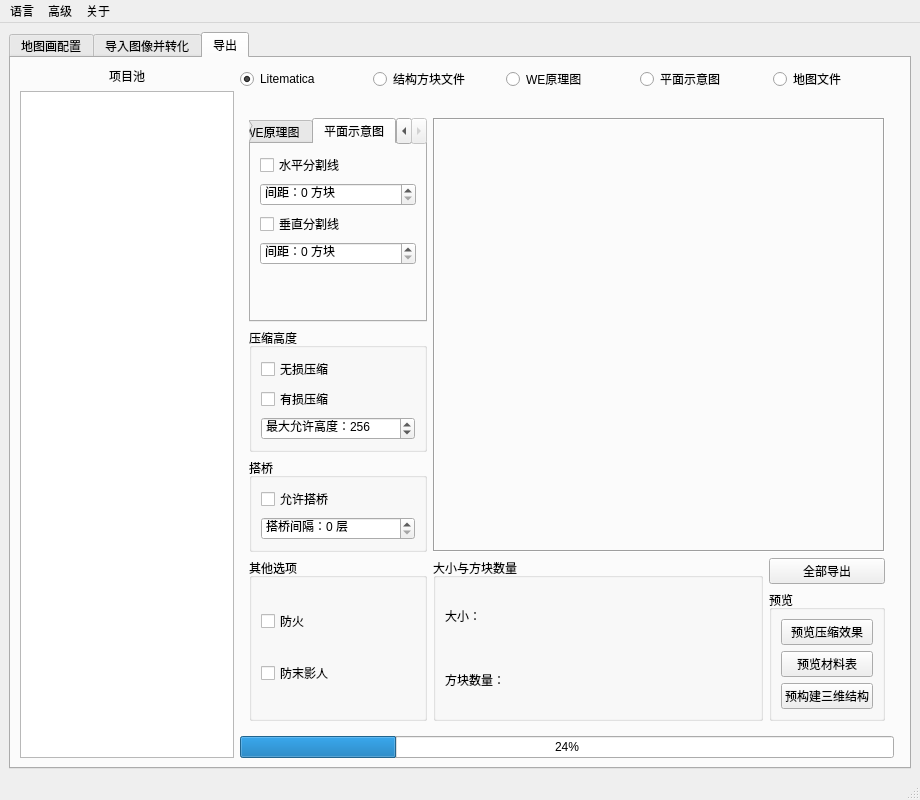
Qt form SlopeCraft/SCWind.ui (SlopeCraft/SlopeCraft) before a commit.
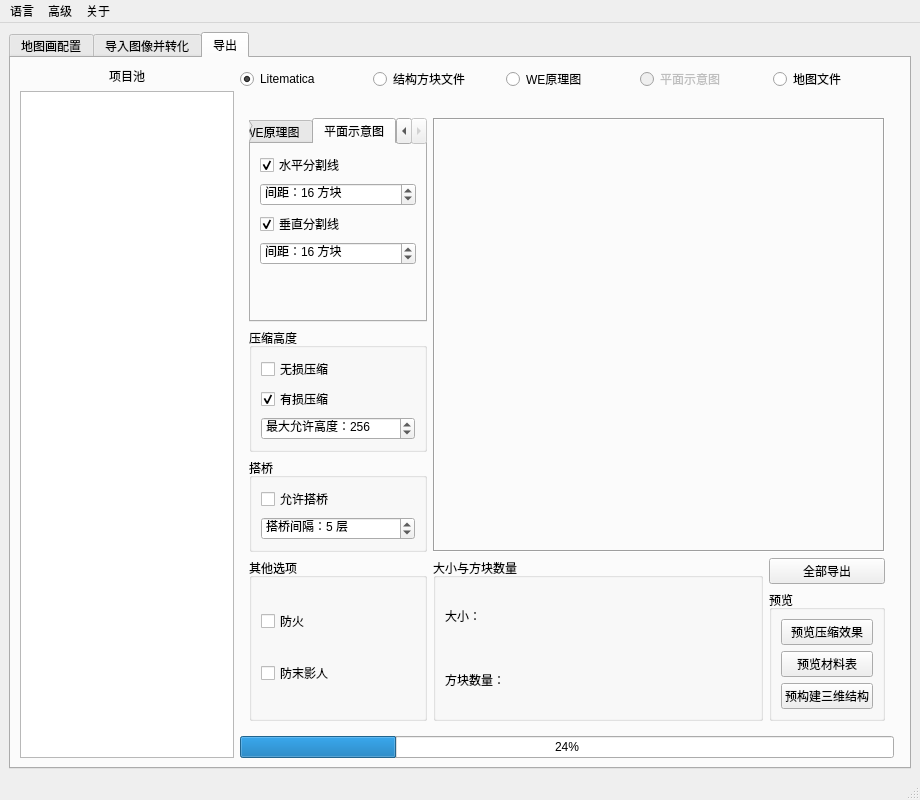
The same form after that commit. The open tabs and pages were chosen to show the change. Custom widgets are drawn as their Qt base class.

What changed in the file:
```diff
--- a/SlopeCraft/SCWind.ui
+++ b/SlopeCraft/SCWind.ui
@@ -669,6 +669,9 @@
           </item>
           <item>
            <widget class="QRadioButton" name="rb_export_flat_diagram">
+            <property name="enabled">
+             <bool>false</bool>
+            </property>
             <property name="text">
              <string>平面示意图</string>
             </property>
@@ -939,6 +942,15 @@
                   <property name="prefix">
                    <string>间距：</string>
                   </property>
+                  <property name="minimum">
+                   <number>1</number>
+                  </property>
+                  <property name="maximum">
+                   <number>65536</number>
+                  </property>
+                  <property name="value">
+                   <number>16</number>
+                  </property>
                  </widget>
                 </item>
                 <item row="2" column="0">
@@ -946,6 +958,9 @@
                   <property name="text">
                    <string>垂直分割线</string>
                   </property>
+                  <property name="checked">
+                   <bool>true</bool>
+                  </property>
                  </widget>
                 </item>
                 <item row="3" column="0">
@@ -956,6 +971,15 @@
                   <property name="prefix">
                    <string>间距：</string>
                   </property>
+                  <property name="minimum">
+                   <number>1</number>
+                  </property>
+                  <property name="maximum">
+                   <number>65536</number>
+                  </property>
+                  <property name="value">
+                   <number>16</number>
+                  </property>
                  </widget>
                 </item>
                 <item row="0" column="0">
@@ -963,6 +987,9 @@
                   <property name="text">
                    <string>水平分割线</string>
                   </property>
+                  <property name="checked">
+                   <bool>true</bool>
+                  </property>
                  </widget>
                 </item>
                 <item row="4" column="0">
@@ -993,6 +1020,9 @@
                  <property name="text">
                   <string>有损压缩</string>
                  </property>
+                 <property name="checked">
+                  <bool>true</bool>
+                 </property>
                 </widget>
                </item>
                <item row="0" column="0">
@@ -1100,6 +1130,15 @@
                  <property name="prefix">
                   <string>搭桥间隔：</string>
                  </property>
+                 <property name="minimum">
+                  <number>1</number>
+                 </property>
+                 <property name="maximum">
+                  <number>4096</number>
+                 </property>
+                 <property name="value">
+                  <number>5</number>
+                 </property>
                 </widget>
                </item>
               </layout>
```
Left out of the diff: 71 changed lines with no effect on the pictures.
